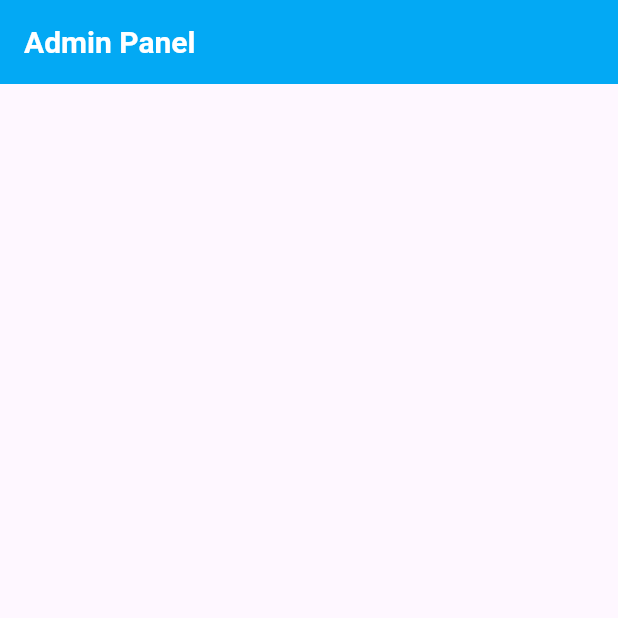
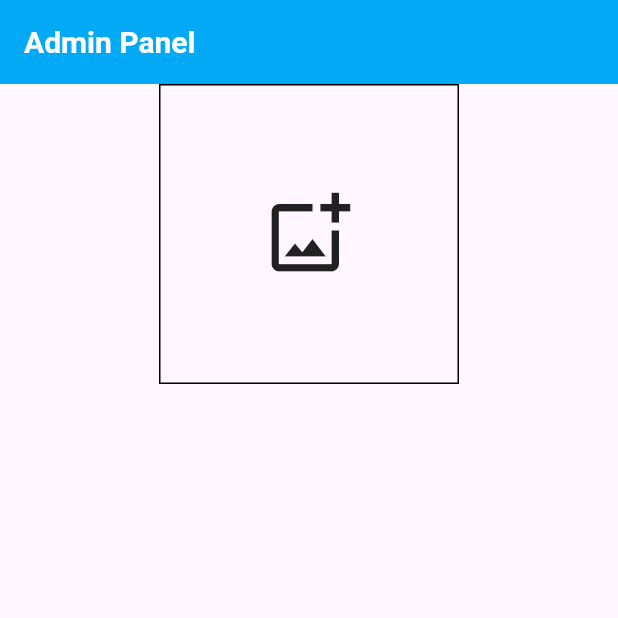
Before and after one commit to HasanShukurof/TripAtAdminPanel, a Flutter app: the screen it shows after launch, on a phone screen of 412 x 824 dp, the top half of it. Run offline on Flutter 3.47's test engine with Material 3 defaults, Android fonts, the phone set to English and light mode, and no system bars; our stand-ins replace image_picker.

Commit message:
again fixed

```diff
--- a/lib/main.dart
+++ b/lib/main.dart
@@ -1,4 +1,7 @@
+import 'dart:io';
+
 import 'package:flutter/material.dart';
+import 'package:image_picker/image_picker.dart';
 
 void main(List<String> args) {
   runApp(AdminPanel());
@@ -12,6 +15,23 @@ class AdminPanel extends StatefulWidget {
 }
 
 class _AdminPanelState extends State<AdminPanel> {
+  File? _image;
+  final picker = ImagePicker();
+
+  Future getImageGallery() async {
+    final pickedFile = await picker.pickImage(
+      source: ImageSource.gallery,
+      imageQuality: 80,
+    );
+    setState(() {
+      if (pickedFile != null) {
+        _image = File(pickedFile.path);
+      } else {
+        print("No Image Picked");
+      }
+    });
+  }
+
   @override
   Widget build(BuildContext context) {
     return MaterialApp(
@@ -28,6 +48,35 @@ class _AdminPanelState extends State<AdminPanel> {
             ),
           ),
         ),
+        body: Column(
+          children: [
+            Center(
+              child: InkWell(
+                onTap: () {
+                  getImageGallery();
+                },
+                child: Container(
+                  height: 200,
+                  width: 200,
+                  decoration: BoxDecoration(
+                    border: Border.all(color: Colors.black),
+                  ),
+                  child: _image != null
+                      ? Image.file(
+                          _image!.absolute,
+                          fit: BoxFit.cover,
+                        )
+                      : Center(
+                          child: Icon(
+                            Icons.add_photo_alternate_outlined,
+                            size: 60,
+                          ),
+                        ),
+                ),
+              ),
+            ),
+          ],
+        ),
       ),
     );
   }
```
